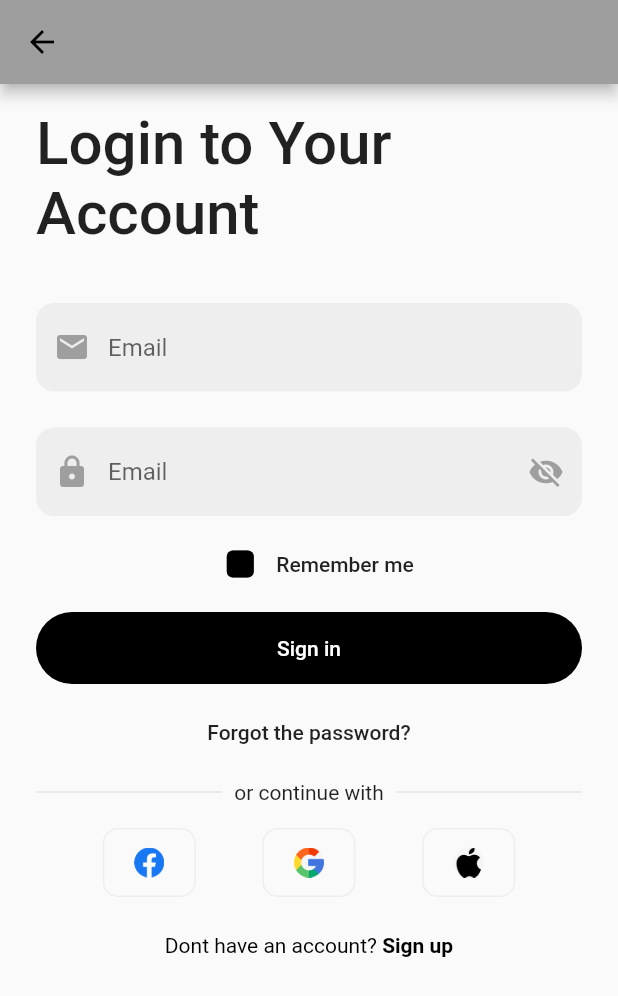
After one commit to quangnm91/eco_app, a Flutter app: the SignInScreen screen opened directly, on a phone screen of 412 x 824 dp. The commit adds this screen. Shown: the top 996 px of the screen. Run offline on Flutter 3.47's test engine with Material 2 defaults, Android fonts, the phone set to English and light mode, and no system bars; our stand-ins replace bloc, carousel_slider, dots_indicator, equatable, flutter_bloc, get_it and 1 more.

Commit message:
create sign in screen

```diff
--- /dev/null
+++ b/lib/presentation/base/checkbox_component.dart
@@ -0,0 +1,38 @@
+import 'package:flutter/material.dart';
+
+class CheckboxComponent extends StatefulWidget {
+  const CheckboxComponent({super.key});
+
+  @override
+  State<CheckboxComponent> createState() => _CheckboxComponentState();
+}
+
+class _CheckboxComponentState extends State<CheckboxComponent> {
+  bool isChecked = false;
+  @override
+  Widget build(BuildContext context) {
+    Color getColor(Set<MaterialState> states) {
+      const Set<MaterialState> interactiveStates = <MaterialState>{
+        MaterialState.pressed,
+        MaterialState.hovered,
+        MaterialState.focused,
+      };
+      if (states.any(interactiveStates.contains)) {
+        return Colors.black;
+      }
+      return Colors.black;
+    }
+
+    return Checkbox(
+      checkColor: Colors.white,
+      fillColor: MaterialStateProperty.resolveWith(getColor),
+      value: isChecked,
+      shape: RoundedRectangleBorder(borderRadius: BorderRadius.circular(4)),
+      onChanged: (bool? value) {
+        setState(() {
+          isChecked = value!;
+        });
+      },
+    );
+  }
+}
--- a/lib/presentation/scenes/checkout/payment_method/payment_method_screen.dart
+++ b/lib/presentation/scenes/checkout/payment_method/payment_method_screen.dart
@@ -25,13 +25,11 @@ class PaymentMethodScreen extends StatelessWidget {
               ),
               _paymentTile(
                 title: 'Google Pay',
-                icon:
-                    Image(image: AssetImage('assets/images/ic_google_pay.png')),
+                icon: Image(image: AssetImage('assets/images/ic_google.png')),
               ),
               _paymentTile(
                 title: 'Apple Pay',
-                icon:
-                    Image(image: AssetImage('assets/images/ic_apple_pay.png')),
+                icon: Image(image: AssetImage('assets/images/ic_apple.png')),
               ),
               _paymentTile(
                 title: '.... .... ... ... 4679',
--- /dev/null
+++ b/lib/presentation/scenes/sign_in/sign_in_screen.dart
@@ -0,0 +1,163 @@
+import 'package:flutter/gestures.dart';
+import 'package:flutter/material.dart';
+
+import '../../base/checkbox_component.dart';
+
+class SignInScreen extends StatelessWidget {
+  const SignInScreen({super.key});
+
+  @override
+  Widget build(BuildContext context) {
+    return Scaffold(
+      appBar: AppBar(
+        leading: Icon(Icons.arrow_back),
+      ),
+      body: ListView(
+        padding: EdgeInsets.only(top: 16, left: 24, right: 24, bottom: 120),
+        children: [
+          Text('Login to Your Account',
+              style: TextStyle(fontSize: 40, fontWeight: FontWeight.w500)),
+          SizedBox(height: 36),
+          TextFormField(
+            decoration: InputDecoration(
+              border: OutlineInputBorder(
+                  borderSide: BorderSide.none,
+                  borderRadius: BorderRadius.circular(12)),
+              hintText: 'Email',
+              prefixIcon: const Icon(Icons.email),
+              prefixIconColor: MaterialStateColor.resolveWith((states) =>
+                  states.contains(MaterialState.focused)
+                      ? Colors.black
+                      : Colors.grey),
+              focusedBorder: OutlineInputBorder(
+                borderSide: BorderSide(color: Colors.black),
+                borderRadius: BorderRadius.circular(12),
+              ),
+              filled: true,
+              fillColor: Colors.grey.shade200,
+            ),
+          ),
+          const SizedBox(height: 24),
+          TextFormField(
+            decoration: InputDecoration(
+              border: OutlineInputBorder(
+                  borderSide: BorderSide.none,
+                  borderRadius: BorderRadius.circular(12)),
+              hintText: 'Email',
+              prefixIcon: const Icon(Icons.lock),
+              prefixIconColor: MaterialStateColor.resolveWith((states) =>
+                  states.contains(MaterialState.focused)
+                      ? Colors.black
+                      : Colors.grey),
+              suffixIcon: const Icon(Icons.visibility_off),
+              suffixIconColor: MaterialStateColor.resolveWith((states) =>
+                  states.contains(MaterialState.focused)
+                      ? Colors.black
+                      : Colors.grey),
+              focusedBorder: OutlineInputBorder(
+                borderSide: BorderSide(color: Colors.black),
+                borderRadius: BorderRadius.circular(12),
+              ),
+              filled: true,
+              fillColor: Colors.grey.shade200,
+            ),
+          ),
+          const SizedBox(height: 8),
+          Row(
+            mainAxisAlignment: MainAxisAlignment.center,
+            children: [
+              CheckboxComponent(),
+              Text(
+                'Remember me',
+                style: TextStyle(fontWeight: FontWeight.w500),
+              )
+            ],
+          ),
+          const SizedBox(height: 8),
+          TextButton(
+            style: TextButton.styleFrom(
+              padding: const EdgeInsets.symmetric(vertical: 16),
+              backgroundColor: Colors.black,
+              shape: RoundedRectangleBorder(
+                borderRadius: BorderRadius.circular(28.0),
+              ),
+            ),
+            onPressed: () {},
+            child: const Text(
+              'Sign in',
+              style: TextStyle(color: Colors.white),
+            ),
+          ),
+          const SizedBox(height: 24),
+          Center(
+            child: Text(
+              'Forgot the password?',
+              style: TextStyle(fontWeight: FontWeight.w500),
+            ),
+          ),
+          const SizedBox(height: 24),
+          Row(
+            children: [
+              Expanded(child: Divider(endIndent: 8)),
+              Text('or continue with'),
+              Expanded(child: Divider(indent: 8))
+            ],
+          ),
+          SizedBox(height: 16),
+          Row(
+            mainAxisAlignment: MainAxisAlignment.spaceEvenly,
+            children: [
+              Container(
+                padding:
+                    const EdgeInsets.symmetric(vertical: 12, horizontal: 20),
+                decoration: BoxDecoration(
+                    border: Border.all(color: Colors.grey.shade200),
+                    borderRadius: BorderRadius.circular(10)),
+                child: const CircleAvatar(
+                  radius: 10,
+                  child: Image(image: AssetImage('assets/images/ic_fb.png')),
+                ),
+              ),
+              Container(
+                padding:
+                    const EdgeInsets.symmetric(vertical: 12, horizontal: 20),
+                decoration: BoxDecoration(
+                    border: Border.all(color: Colors.grey.shade200),
+                    borderRadius: BorderRadius.circular(10)),
+                child: const CircleAvatar(
+                  radius: 10,
+                  child:
+                      Image(image: AssetImage('assets/images/ic_google.png')),
+                ),
+              ),
+              Container(
+                padding: EdgeInsets.symmetric(vertical: 12, horizontal: 20),
+                decoration: BoxDecoration(
+                    border: Border.all(color: Colors.grey.shade200),
+                    borderRadius: BorderRadius.circular(10)),
+                child: const CircleAvatar(
+                  radius: 10,
+                  child: Image(image: AssetImage('assets/images/ic_apple.png')),
+                ),
+              )
+            ],
+          ),
+          const SizedBox(height: 24),
+          RichText(
+            textAlign: TextAlign.center,
+            text: TextSpan(
+                text: 'Dont have an account? ',
+                style: const TextStyle(color: Colors.black),
+                children: [
+                  TextSpan(
+                      text: 'Sign up',
+                      style: const TextStyle(fontWeight: FontWeight.bold),
+                      recognizer: TapGestureRecognizer()
+                        ..onTap = () => {print('on tap sign up')})
+                ]),
+          ),
+        ],
+      ),
+    );
+  }
+}
```
Also changed, not shown: assets/images/ic_apple.png (renamed from assets/images/ic_apple_pay.png), assets/images/ic_fb.png (added), assets/images/ic_google.png (renamed from assets/images/ic_google_pay.png).
